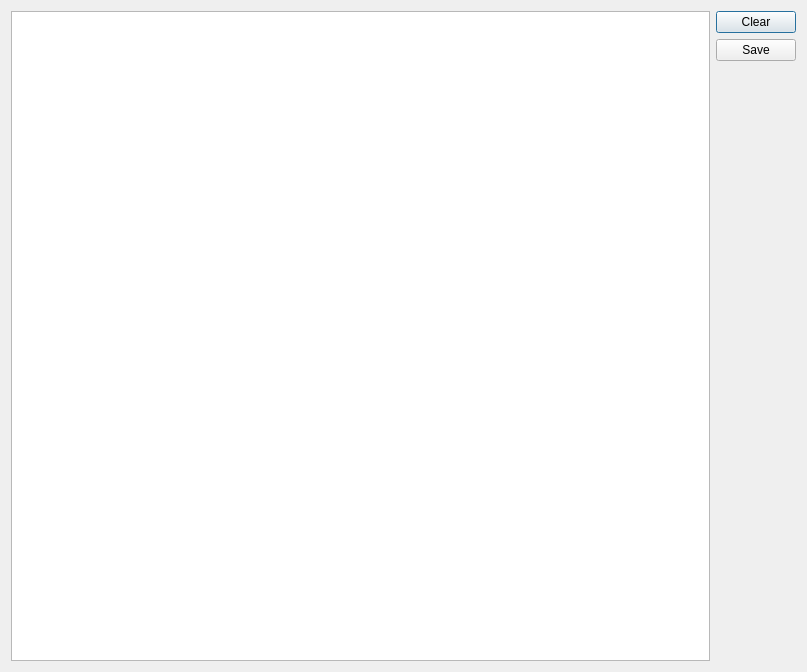
First picture: the form in QtApiTest/util/logbrowserdialog.ui, repository QtLab/Xing, before the edit.
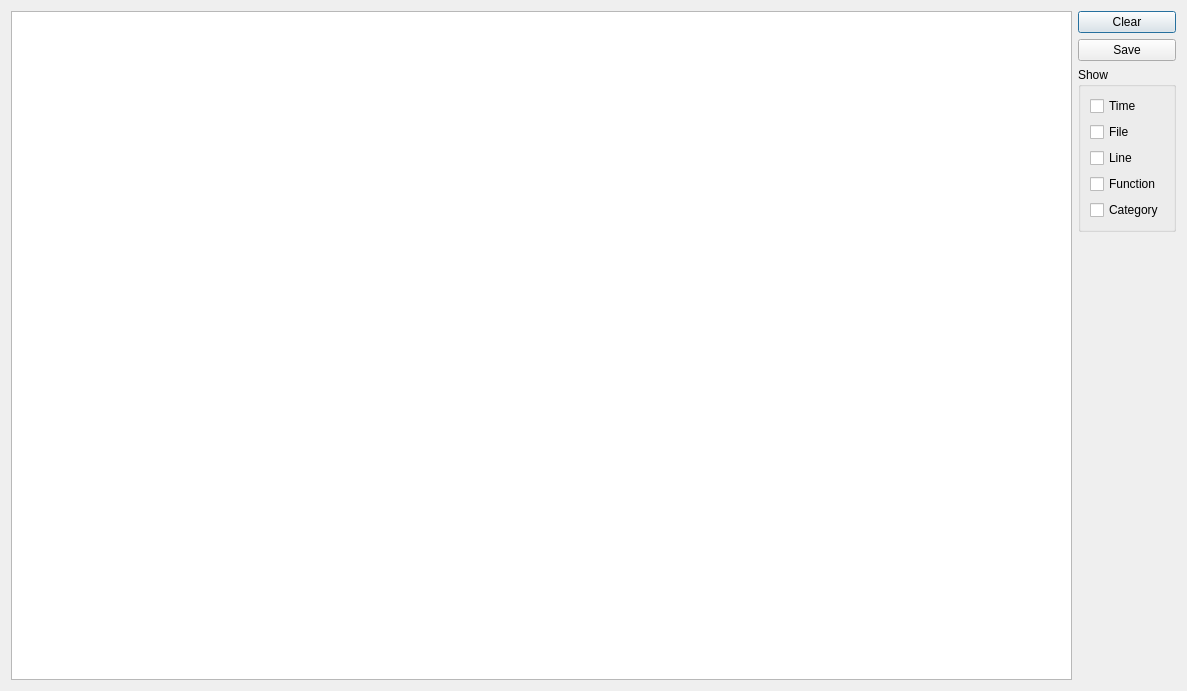
Second picture: the form after the edit.

Diff of the .ui file:
```diff
--- a/QtApiTest/util/logbrowserdialog.ui
+++ b/QtApiTest/util/logbrowserdialog.ui
@@ -6,8 +6,8 @@
    <rect>
     <x>0</x>
     <y>0</y>
-    <width>807</width>
-    <height>672</height>
+    <width>1187</width>
+    <height>691</height>
    </rect>
   </property>
   <property name="windowTitle">
@@ -22,8 +22,6 @@
      <item>
       <layout class="QVBoxLayout" name="verticalLayout_2">
        <item>
-        <layout class="QVBoxLayout" name="verticalLayout">
-         <item>
           <widget class="QPushButton" name="clearButton">
            <property name="text">
             <string>Clear</string>
@@ -37,7 +35,49 @@
            </property>
           </widget>
          </item>
-        </layout>
+       <item>
+        <widget class="QGroupBox" name="groupBox">
+         <property name="title">
+          <string>Show</string>
+         </property>
+         <layout class="QVBoxLayout" name="verticalLayout">
+          <item>
+           <widget class="QCheckBox" name="showTime">
+            <property name="text">
+             <string>Time</string>
+            </property>
+           </widget>
+          </item>
+          <item>
+           <widget class="QCheckBox" name="showFileName">
+            <property name="text">
+             <string>File</string>
+            </property>
+           </widget>
+          </item>
+          <item>
+           <widget class="QCheckBox" name="showLine">
+            <property name="text">
+             <string>Line</string>
+            </property>
+           </widget>
+          </item>
+          <item>
+           <widget class="QCheckBox" name="showFunction">
+            <property name="text">
+             <string>Function</string>
+            </property>
+           </widget>
+          </item>
+          <item>
+           <widget class="QCheckBox" name="showCategory">
+            <property name="text">
+             <string>Category</string>
+            </property>
+           </widget>
+          </item>
+         </layout>
+        </widget>
        </item>
        <item>
         <spacer name="verticalSpacer">
```
Lines whose indentation alone changed are shown as unchanged.
